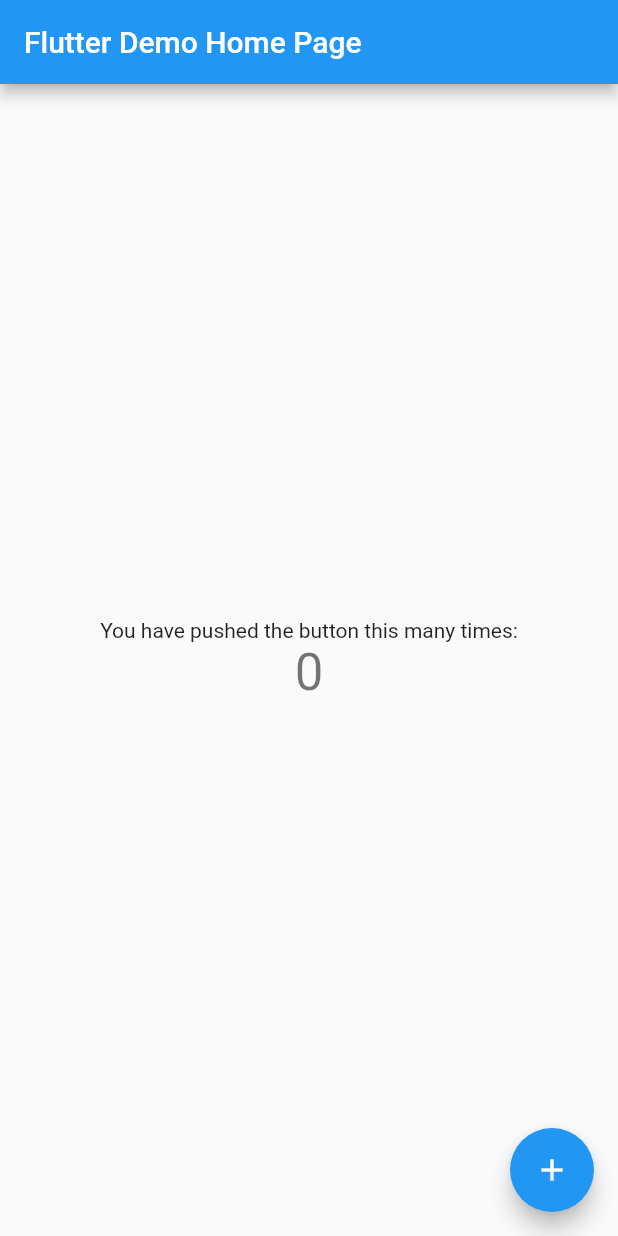
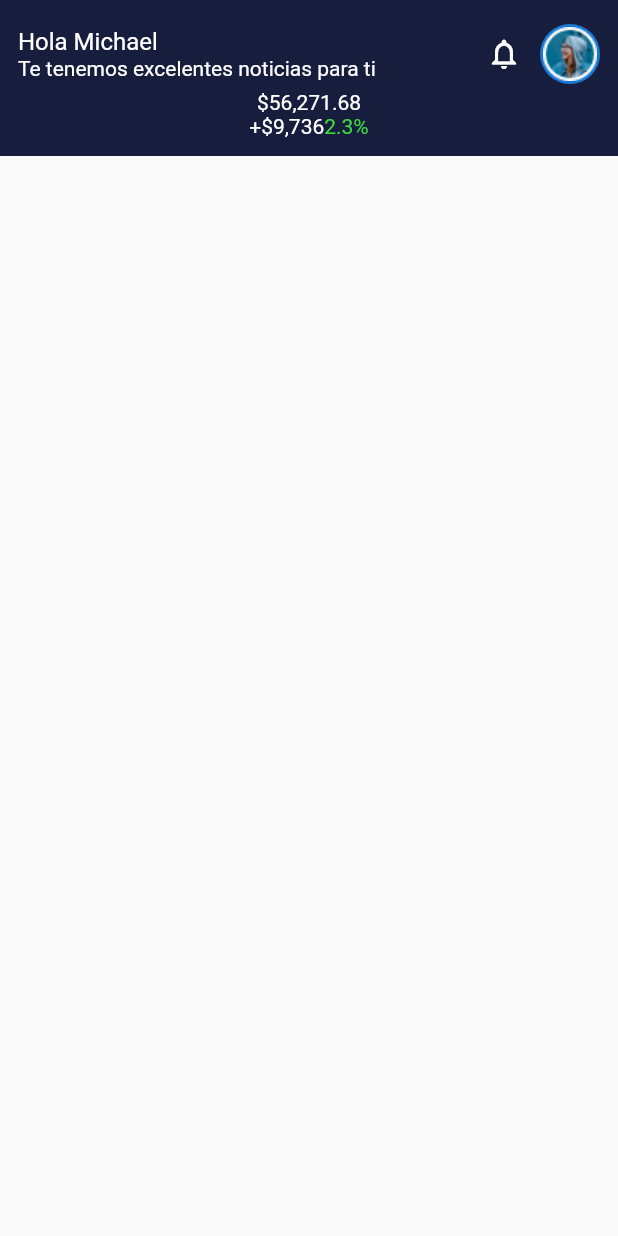
Before and after one commit to abhijithVM/hoxton-capital, a Flutter app: the screen it shows after launch, on a phone screen of 412 x 824 dp. Run offline on Flutter 3.47's test engine with Material 2 defaults, Android fonts, the phone set to English and light mode, and no system bars.

Commit message:
title card UI

```diff
--- /dev/null
+++ b/lib/home/custom_widgets/input_decoration.dart
@@ -0,0 +1,11 @@
+import 'package:flutter/cupertino.dart';
+import 'package:flutter/material.dart';
+
+Widget customTextStyle(
+        {required String label,
+        Color color = Colors.white,
+        double fontSize = 14}) =>
+    Text(
+      label,
+      style: TextStyle(color: color, fontSize: fontSize),
+    );
--- /dev/null
+++ b/lib/home/screens/home_screen.dart
@@ -0,0 +1,80 @@
+import 'package:flutter/material.dart';
+import 'package:hoxton/home/custom_widgets/input_decoration.dart';
+
+class MyHomePage extends StatefulWidget {
+  const MyHomePage({Key? key}) : super(key: key);
+
+  @override
+  State<MyHomePage> createState() => _MyHomePageState();
+}
+
+class _MyHomePageState extends State<MyHomePage> {
+  @override
+  Widget build(BuildContext context) {
+    return Scaffold(
+      body: SafeArea(
+        child: SingleChildScrollView(
+          child: Column(
+            children: [
+              _buildTitleCard(),
+            ],
+          ),
+        ),
+      ),
+    );
+  }
+
+  Widget _buildTitleCard() => Container(
+        decoration: const BoxDecoration(color: Color(0xFF171D3C)),
+        child: Padding(
+          padding: const EdgeInsets.all(12.0),
+          child: Column(
+            children: [
+              Row(
+                mainAxisAlignment: MainAxisAlignment.spaceBetween,
+                crossAxisAlignment: CrossAxisAlignment.center,
+                children: [
+                  Column(
+                    crossAxisAlignment: CrossAxisAlignment.start,
+                    children: [
+                      const Text(
+                        "Hola Michael",
+                        style: TextStyle(color: Colors.white, fontSize: 16),
+                      ),
+                      customTextStyle(
+                          label: "Te tenemos excelentes noticias para ti"),
+                    ],
+                  ),
+                  Row(
+                    mainAxisAlignment: MainAxisAlignment.spaceEvenly,
+                    crossAxisAlignment: CrossAxisAlignment.center,
+                    children: [
+                      IconButton(
+                          onPressed: () {},
+                          icon: const Icon(
+                            Icons.notifications_none_outlined,
+                            color: Colors.white,
+                          )),
+                      const CircleAvatar(
+                        child: Image(
+                            image: AssetImage("assets/images/dummy_prfl.png")),
+                      )
+                    ],
+                  ),
+                ],
+              ),
+              customTextStyle(label: '\$56,271.68'),
+              RichText(
+                  text: const TextSpan(
+                      text: "+\$9,736",
+                      style: TextStyle(color: Colors.white),
+                      children: [
+                    TextSpan(
+                        text: "2.3%",
+                        style: TextStyle(color: Color(0xFF3CD942)))
+                  ])),
+            ],
+          ),
+        ),
+      );
+}
--- a/lib/main.dart
+++ b/lib/main.dart
@@ -1,4 +1,5 @@
 import 'package:flutter/material.dart';
+import 'package:hoxton/home/screens/home_screen.dart';
 
 void main() {
   runApp(const MyApp());
@@ -11,66 +12,12 @@
   @override
   Widget build(BuildContext context) {
     return MaterialApp(
+      debugShowCheckedModeBanner: false,
       title: 'Flutter Demo',
       theme: ThemeData(
-
         primarySwatch: Colors.blue,
       ),
-      home: const MyHomePage(title: 'Flutter Demo Home Page'),
+      home: const MyHomePage(),
     );
   }
 }
-
-class MyHomePage extends StatefulWidget {
-  const MyHomePage({Key? key, required this.title}) : super(key: key);
-
-
-
-  final String title;
-
-  @override
-  State<MyHomePage> createState() => _MyHomePageState();
-}
-
-class _MyHomePageState extends State<MyHomePage> {
-  int _counter = 0;
-
-  void _incrementCounter() {
-    setState(() {
-
-      _counter++;
-    });
-  }
-
-  @override
-  Widget build(BuildContext context) {
-
-    return Scaffold(
-      appBar: AppBar(
-
-        title: Text(widget.title),
-      ),
-      body: Center(
-
-        child: Column(
-
-          mainAxisAlignment: MainAxisAlignment.center,
-          children: <Widget>[
-            const Text(
-              'You have pushed the button this many times:',
-            ),
-            Text(
-              '$_counter',
-              style: Theme.of(context).textTheme.headline4,
-            ),
-          ],
-        ),
-      ),
-      floatingActionButton: FloatingActionButton(
-        onPressed: _incrementCounter,
-        tooltip: 'Increment',
-        child: const Icon(Icons.add),
-      ), // This trailing comma makes auto-formatting nicer for build methods.
-    );
-  }
-}
```
Also changed, not shown: pubspec.yaml (+10 -3 lines), assets/images/dummy_prfl.png (added), pubspec.lock, 1 other file.
